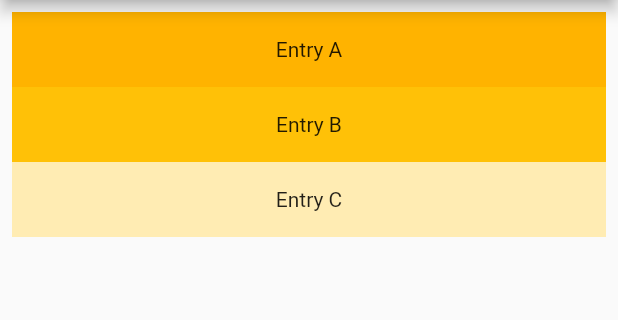
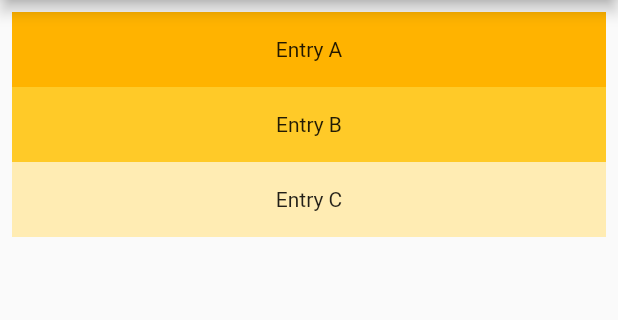
Before and after one commit to HusnaAasyida/flutterapp, a Flutter app: the screen it shows after launch, on a phone screen of 412 x 824 dp, the part 84-404 px from its top. Run offline on Flutter 3.47's test engine with Material 2 defaults, Android fonts, the phone set to English and light mode, and no system bars.

Commit message:
test update

```diff
--- a/lib/main.dart
+++ b/lib/main.dart
@@ -21,7 +21,7 @@ class MyApp extends StatelessWidget {
             ),
             Container(
               height: 50,
-              color: Colors.amber[500],
+              color: Colors.amber[400],
               child: const Center(child: Text('Entry B')),
             ),
             Container(
```
